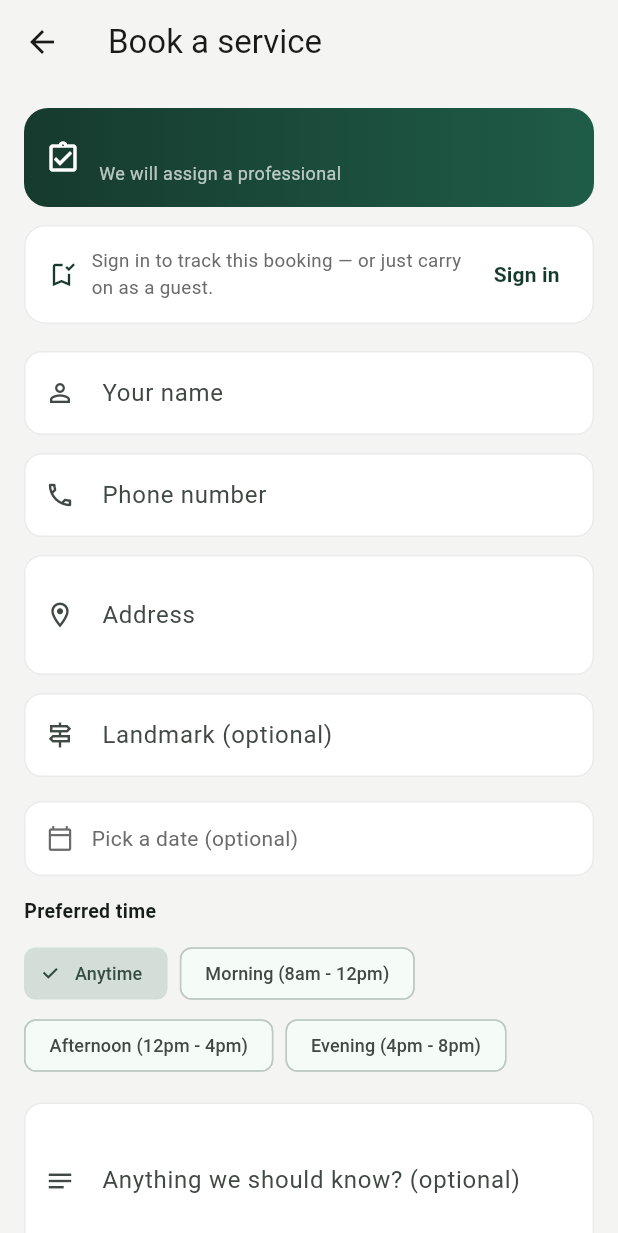
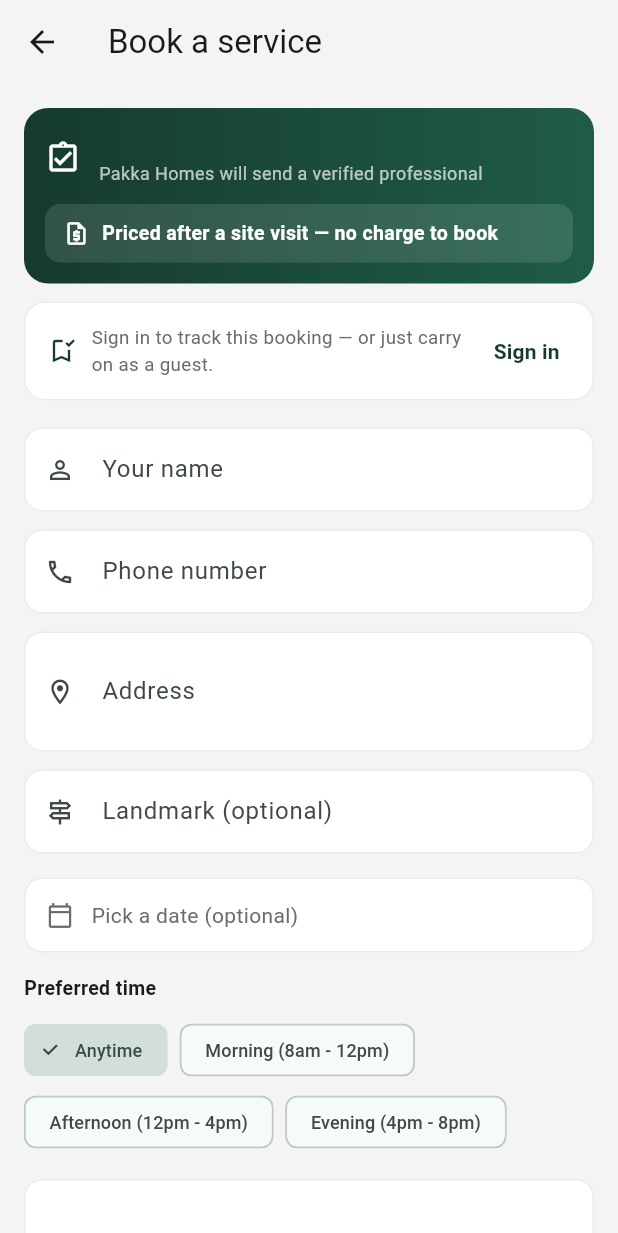
Before and after one commit to physioxapp1-sys/pakka-homes, a Flutter app: the BookingScreen screen opened directly with empty values, on a phone screen of 412 x 824 dp. Shown: the top 1233 px of the screen. Run offline on Flutter 3.47's test engine with Material 3 defaults, Android fonts, the phone set to English and light mode, and no system bars; our stand-ins replace shared_preferences; accounts and stored records are empty.

Commit message:
Book the job, not a tradesperson
A subcategory tile now opens the booking form directly, showing our
price for that job, and dispatch assigns someone afterwards. Choosing
an individual from a list is gone from the customer flow: it is the
part of this business Google already does better, and it leaks the
repeat work that carries the margin.

The booking summary states the price up front, or "Priced after a site
visit - no charge to book" where there is no fixed rate. Right now that
is every job, because Subcategory.rate is empty across the catalog;
filling those in is what turns this from a callback business into a
bookable one.

ProvidersScreen stays in the repo, unlinked, with a note saying why -
the decision is worth being able to reverse, and re-linking it is one
import plus reopening the staff-only providers endpoint.

Co-Authored-By: Claude Opus 5 <noreply@anthropic.com>

```diff
--- a/lib/screens/booking_screen.dart
+++ b/lib/screens/booking_screen.dart
@@ -13,6 +13,7 @@ class BookingScreen extends StatefulWidget {
     required this.title,
     this.categorySlug,
     this.subcategorySlug,
+    this.priceLabel,
     this.providerSlug,
     this.providerName,
   });
@@ -20,6 +21,13 @@ class BookingScreen extends StatefulWidget {
   final String title;
   final String? categorySlug;
   final String? subcategorySlug;
+
+  /// The server-formatted rate for this job, e.g. "NPR 600 per visit".
+  /// Null, or "On request", means it is priced after a visit.
+  final String? priceLabel;
+
+  /// Only set if a specific provider was requested. The normal flow leaves
+  /// these empty and lets dispatch assign someone.
   final String? providerSlug;
   final String? providerName;
 
@@ -200,7 +208,11 @@ class _BookingScreenState extends State<BookingScreen> {
         child: ListView(
           padding: const EdgeInsets.all(16),
           children: [
-            _Summary(title: widget.title, providerName: widget.providerName),
+            _Summary(
+              title: widget.title,
+              providerName: widget.providerName,
+              priceLabel: widget.priceLabel,
+            ),
             const SizedBox(height: 12),
             if (!AuthScope.of(context).isSignedIn) ...[
               _SignInPrompt(onSignIn: _signIn),
@@ -339,10 +351,16 @@ class _SignInPrompt extends StatelessWidget {
 }
 
 class _Summary extends StatelessWidget {
-  const _Summary({required this.title, this.providerName});
+  const _Summary({required this.title, this.providerName, this.priceLabel});
 
   final String title;
   final String? providerName;
+  final String? priceLabel;
+
+  /// An empty rate and the server's "On request" mean the same thing: the
+  /// job gets priced once someone has seen it.
+  bool get _isQuoted =>
+      priceLabel == null || priceLabel!.trim().toLowerCase() == 'on request';
 
   @override
   Widget build(BuildContext context) {
@@ -356,7 +374,10 @@ class _Summary extends StatelessWidget {
         ),
         borderRadius: BorderRadius.circular(16),
       ),
-      child: Row(
+      child: Column(
+        crossAxisAlignment: CrossAxisAlignment.start,
+        children: [
+          Row(
             children: [
               const Icon(Icons.assignment_turned_in_outlined, color: Colors.white),
               const SizedBox(width: 12),
@@ -373,8 +394,43 @@ class _Summary extends StatelessWidget {
                       ),
                     ),
                     Text(
-                  providerName == null ? 'We will assign a professional' : 'with $providerName',
+                      providerName == null
+                          ? 'Pakka Homes will send a verified professional'
+                          : 'with $providerName',
                       style: const TextStyle(color: Colors.white70, fontSize: 12),
+                    ),
+                  ],
+                ),
+              ),
+            ],
+          ),
+          const SizedBox(height: 12),
+          Container(
+            width: double.infinity,
+            padding: const EdgeInsets.symmetric(horizontal: 12, vertical: 10),
+            decoration: BoxDecoration(
+              color: Colors.white.withValues(alpha: 0.12),
+              borderRadius: BorderRadius.circular(10),
+            ),
+            child: Row(
+              children: [
+                Icon(
+                  _isQuoted ? Icons.request_quote_outlined : Icons.sell_outlined,
+                  color: Colors.white,
+                  size: 18,
+                ),
+                const SizedBox(width: 8),
+                Expanded(
+                  child: Text(
+                    _isQuoted
+                        ? 'Priced after a site visit — no charge to book'
+                        : priceLabel!,
+                    style: const TextStyle(
+                      color: Colors.white,
+                      fontSize: 13,
+                      fontWeight: FontWeight.w600,
+                    ),
+                  ),
                 ),
               ],
             ),
--- a/lib/screens/subcategory_screen.dart
+++ b/lib/screens/subcategory_screen.dart
@@ -3,7 +3,7 @@ import 'package:flutter/material.dart';
 import '../data/catalog_models.dart';
 import '../data/catalog_repository.dart';
 import '../theme/app_colors.dart';
-import 'providers_screen.dart';
+import 'booking_screen.dart';
 
 class SubcategoryScreen extends StatefulWidget {
   const SubcategoryScreen({
@@ -62,15 +62,17 @@ class _SubcategoryScreenState extends State<SubcategoryScreen> {
     }
   }
 
-  void _openProviders(int index) {
+  /// Straight to booking - the customer books Pakka Homes and we assign
+  /// someone. Picking an individual is deliberately not part of the flow.
+  void _book(int index) {
+    final remote = index < _remote.length ? _remote[index] : null;
     Navigator.of(context).push(
       MaterialPageRoute(
-        builder: (_) => ProvidersScreen(
-          categoryName: widget.title,
+        builder: (_) => BookingScreen(
+          title: remote?.name ?? widget.title,
           categorySlug: widget.categorySlug,
-          vertical: widget.vertical,
-          subcategoryName: index < _remote.length ? _remote[index].name : null,
-          subcategorySlug: index < _remote.length ? _remote[index].slug : null,
+          subcategorySlug: remote?.slug,
+          priceLabel: remote?.displayRate,
         ),
       ),
     );
@@ -104,7 +106,7 @@ class _SubcategoryScreenState extends State<SubcategoryScreen> {
             child: Material(
               color: Colors.white,
               child: InkWell(
-                onTap: () => _openProviders(index),
+                onTap: () => _book(index),
                 child: Column(
                   children: [
                     Expanded(
```
Also changed, not shown: lib/screens/providers_screen.dart (+8 -0 lines). Lines whose indentation alone changed are shown as unchanged.
